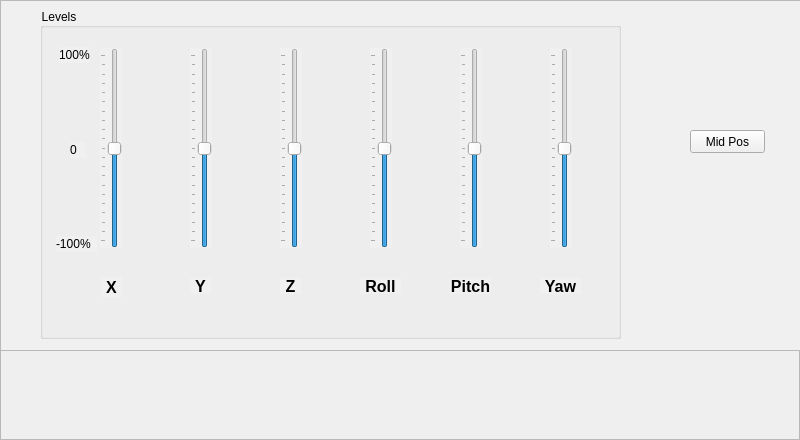
Qt form runtime/agents/test_agent/simple_input_gui.ui (michaelmargolis/MdxMotionPlatformV3) before a commit.
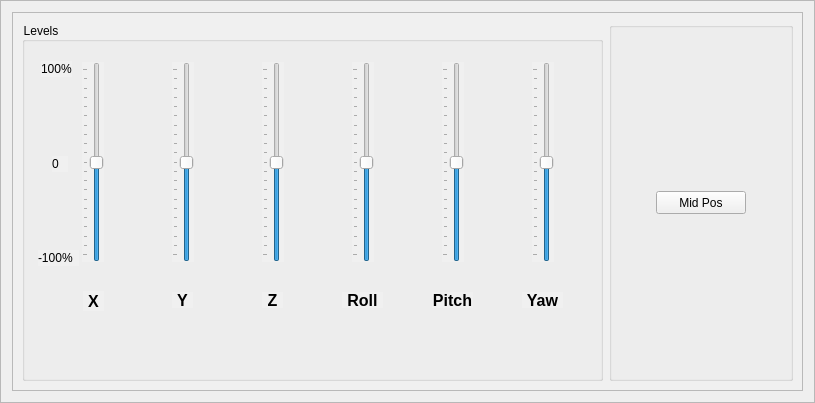
The same form after that commit.

The edit to the form file:
```diff
--- a/runtime/agents/test_agent/simple_input_gui.ui
+++ b/runtime/agents/test_agent/simple_input_gui.ui
@@ -6,10 +6,16 @@
    <rect>
     <x>0</x>
     <y>0</y>
-    <width>800</width>
-    <height>440</height>
+    <width>811</width>
+    <height>403</height>
    </rect>
   </property>
+  <property name="minimumSize">
+   <size>
+    <width>0</width>
+    <height>340</height>
+   </size>
+  </property>
   <property name="windowTitle">
    <string>Frame</string>
   </property>
@@ -22,14 +28,14 @@
   <property name="frameShadow">
    <enum>QFrame::Raised</enum>
   </property>
+  <layout class="QGridLayout" name="gridLayout">
+   <item row="0" column="0">
   <widget class="QFrame" name="frm_dynamics">
-   <property name="geometry">
-    <rect>
-     <x>0</x>
-     <y>0</y>
-     <width>815</width>
-     <height>351</height>
-    </rect>
+     <property name="minimumSize">
+      <size>
+       <width>791</width>
+       <height>330</height>
+      </size>
    </property>
    <property name="styleSheet">
     <string notr="true">background-color: #f0f0f0</string>
@@ -40,14 +46,16 @@
    <property name="frameShadow">
     <enum>QFrame::Raised</enum>
    </property>
+     <layout class="QHBoxLayout" name="horizontalLayout_2">
+      <item>
+       <layout class="QHBoxLayout" name="horizontalLayout">
+        <item>
    <widget class="QGroupBox" name="groupBox">
-    <property name="geometry">
-     <rect>
-      <x>40</x>
-      <y>8</y>
+          <property name="minimumSize">
+           <size>
       <width>581</width>
-      <height>331</height>
-     </rect>
+            <height>320</height>
+           </size>
     </property>
     <property name="title">
      <string>Levels</string>
@@ -398,20 +406,47 @@
      </property>
     </widget>
    </widget>
+        </item>
+        <item>
+         <widget class="QGroupBox" name="groupBox_2">
+          <property name="minimumSize">
+           <size>
+            <width>120</width>
+            <height>351</height>
+           </size>
+          </property>
+          <property name="title">
+           <string/>
+          </property>
+          <layout class="QHBoxLayout" name="horizontalLayout_3">
+           <item>
    <widget class="QPushButton" name="btn_mid_pos">
-    <property name="geometry">
-     <rect>
-      <x>690</x>
-      <y>130</y>
-      <width>75</width>
+             <property name="minimumSize">
+              <size>
+               <width>90</width>
+               <height>0</height>
+              </size>
+             </property>
+             <property name="maximumSize">
+              <size>
+               <width>90</width>
       <height>23</height>
-     </rect>
+              </size>
     </property>
     <property name="text">
      <string>Mid Pos</string>
     </property>
    </widget>
-  </widget>
+           </item>
+          </layout>
+         </widget>
+        </item>
+       </layout>
+      </item>
+     </layout>
+    </widget>
+   </item>
+  </layout>
  </widget>
  <resources/>
  <connections/>
```
Lines whose indentation alone changed are shown as unchanged.
